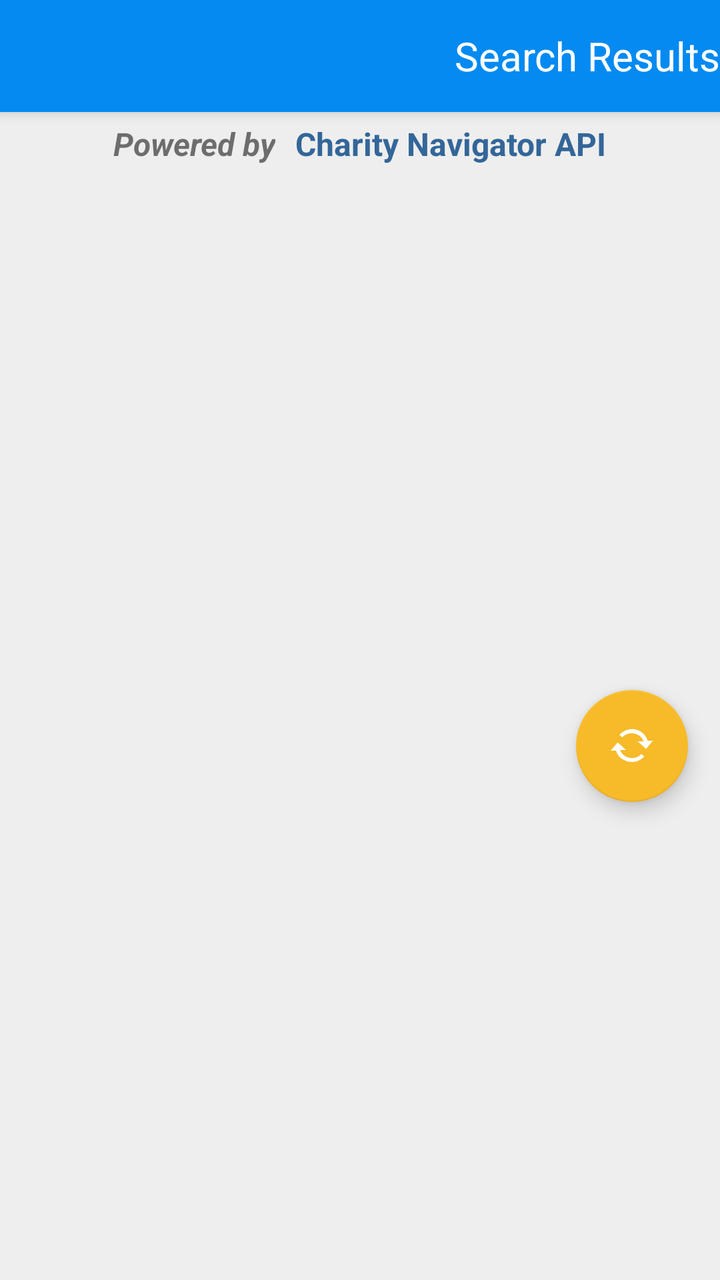
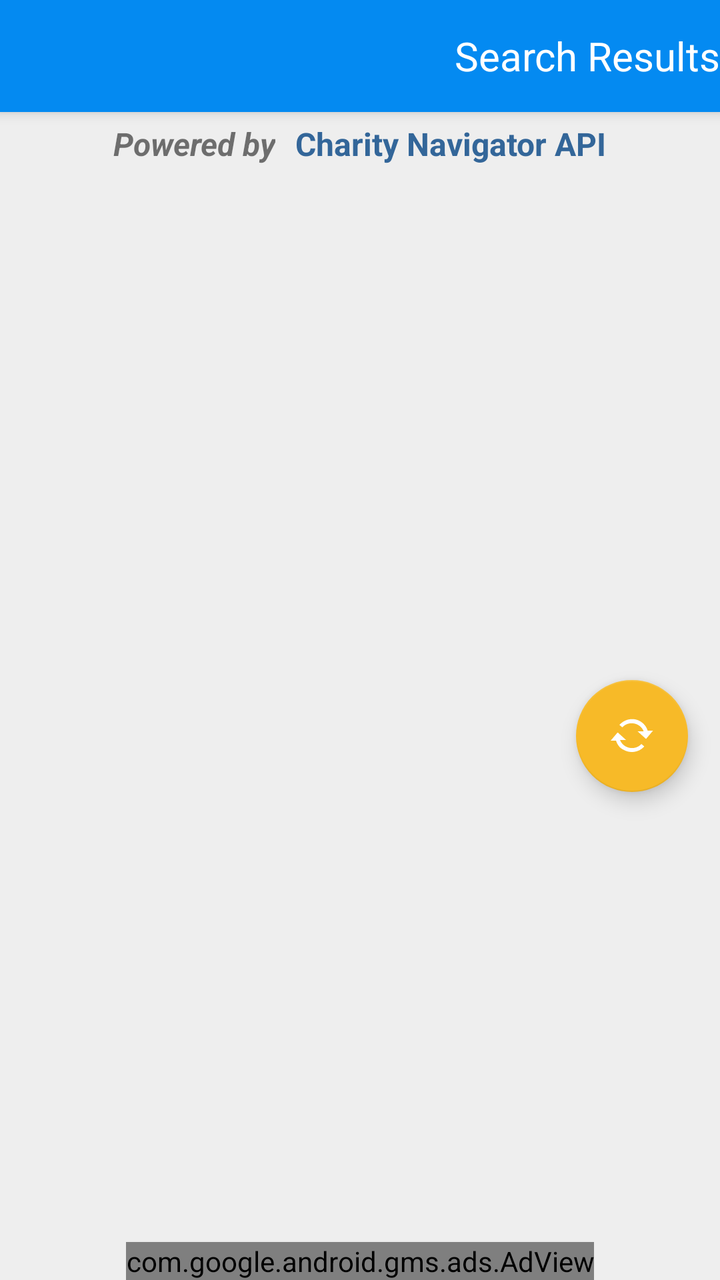

Two renders of the same Android screen: before a commit and after it. Below are the layout's source before the change and the commit's diff.
<!-- AndroidManifest.xml: activity theme AppTheme.NoActionBar -->
<!-- res/layout/activity_index.xml -->
<?xml version="1.0" encoding="utf-8"?>
<androidx.coordinatorlayout.widget.CoordinatorLayout
    xmlns:android="http://schemas.android.com/apk/res/android"
    xmlns:app="http://schemas.android.com/apk/res-auto"
    xmlns:tools="http://schemas.android.com/tools"
    android:layout_width="match_parent"
    android:layout_height="match_parent"
    android:fitsSystemWindows="true"
    tools:context=".view.IndexActivity">

    <LinearLayout
        android:layout_width="match_parent"
        android:layout_height="match_parent"
        android:orientation="vertical"
        app:layout_behavior="@string/appbar_scrolling_view_behavior">

        <LinearLayout
            android:layout_width="match_parent"
            android:layout_height="50dp"
            android:paddingStart="40dp"
            android:paddingEnd="40dp"
            android:gravity="center"
            android:background="@color/colorChalk"
            android:orientation="horizontal">

            <TextView
                android:layout_width="wrap_content"
                android:layout_height="match_parent"
                android:textSize="@dimen/text_size_paragraph"
                android:padding="5dp"
                android:textStyle="italic|bold"
                android:text="Powered by"/>

            <TextView
                android:layout_width="wrap_content"
                android:layout_height="match_parent"
                android:textSize="@dimen/text_size_paragraph"
                android:padding="5dp"
                android:textStyle="bold"
                android:textColor="#336699"
                android:text="Charity Navigator API"/>

        </LinearLayout>

        <LinearLayout
            android:layout_width="match_parent"
            android:layout_height="match_parent"
            android:orientation="horizontal">

            <FrameLayout
                android:id="@+id/spawn_list_container"
                android:layout_width="match_parent"
                android:layout_height="match_parent">


                <androidx.recyclerview.widget.RecyclerView
                    android:id="@+id/spawn_list"
                    android:layout_width="match_parent"
                    android:layout_height="match_parent"
                    android:background="@color/colorChalk"
                    app:layoutManager="androidx.recyclerview.widget.LinearLayoutManager"
                    tools:context=".view.IndexActivity"
                    tools:listitem="@layout/item_index"/>

                <ProgressBar
                    android:id="@+id/spawn_progress"
                    android:layout_width="80dp"
                    android:layout_height="80dp"
                    android:layout_gravity="center"
                    android:visibility="gone"/>

                <com.google.android.material.floatingactionbutton.FloatingActionButton
                    android:id="@+id/spawn_fab"
                    android:layout_width="wrap_content"
                    android:layout_height="wrap_content"
                    android:layout_gravity="center_vertical|end"
                    android:layout_marginEnd="@dimen/fab_margin"
                    android:backgroundTint="@color/colorCheer"
                    app:srcCompat="@drawable/action_sync"
                    android:contentDescription="@string/description_refresh_button"/>
            </FrameLayout>

            <FrameLayout
                android:id="@+id/spawn_detail_container"
                android:layout_width="match_parent"
                android:layout_height="match_parent"
                android:visibility="gone"
                android:background="@color/colorNeutralLight"
                app:layout_behavior="@string/appbar_scrolling_view_behavior" />

        </LinearLayout>

<com.google.android.gms.ads.AdView

    xmlns:ads="http://schemas.android.com/apk/res-auto"
    android:id="@+id/index_banner"
    android:layout_width="wrap_content"
    android:layout_height="wrap_content"
    android:layout_gravity="center_horizontal|bottom"
    ads:adSize="BANNER"
    ads:adUnitId="@string/am_banner_id"/>

    </LinearLayout>

    <com.google.android.material.appbar.AppBarLayout
    android:id="@+id/spawn_appbar"
    android:layout_width="match_parent"
    android:layout_height="wrap_content"
    android:theme="@style/AppTheme.AppBarOverlay">

        <androidx.appcompat.widget.Toolbar
        android:id="@+id/spawn_toolbar"
        android:layout_width="match_parent"
        android:layout_height="?attr/actionBarSize"
        app:popupTheme="@style/AppTheme.PopupOverlay">

            <TextView
            android:layout_width="match_parent"
            android:layout_height="match_parent"
            android:gravity="end|center_vertical"
            android:textSize="@dimen/text_size_paragraph_title"
            android:textColor="#fff"
            android:text="@string/title_activity_index"
            style="@style/AppTheme.AppBarOverlay"/>

        </androidx.appcompat.widget.Toolbar>

    </com.google.android.material.appbar.AppBarLayout>

</androidx.coordinatorlayout.widget.CoordinatorLayout>
<!-- res/layout/item_index.xml (included above) -->
<?xml version="1.0" encoding="utf-8"?>
<androidx.constraintlayout.widget.ConstraintLayout
    xmlns:android="http://schemas.android.com/apk/res/android"
    xmlns:app="http://schemas.android.com/apk/res-auto"
    android:id="@+id/spawn_item_view"
    android:layout_width="match_parent"
    android:layout_height="125dp"
    android:layout_margin="2dp"
    android:background="#fff">

        <TextView
            android:id="@+id/spawn_item_primary"
            android:layout_width="0dp"
            android:layout_height="55dp"
            android:layout_margin="4dp"
            android:ellipsize="end"
            android:scrollHorizontally="true"
            android:textAppearance="?attr/textAppearanceListItem"
            android:textSize="@dimen/text_size_paragraph_title"
            app:layout_constraintEnd_toEndOf="parent"
            app:layout_constraintHorizontal_bias="0.473"
            app:layout_constraintStart_toStartOf="parent"
            app:layout_constraintTop_toTopOf="parent" />

        <LinearLayout
            android:id="@+id/spawn_item_details"
            android:layout_width="0dp"
            android:layout_height="64dp"
            android:orientation="vertical"
            android:layout_margin="4dp"
            app:layout_constraintHorizontal_bias="1.0"
            app:layout_constraintEnd_toStartOf="@+id/relativeLayout"
            app:layout_constraintStart_toStartOf="parent"
            app:layout_constraintTop_toBottomOf="@+id/spawn_item_primary"
            app:layout_constraintBottom_toBottomOf="parent">

            <TextView
                android:id="@+id/spawn_item_secondary"
                android:layout_width="match_parent"
                android:layout_height="32dp"
                android:textAppearance="?attr/textAppearanceListItem" />

            <TextView
                android:id="@+id/spawn_item_tertiary"
                android:layout_width="match_parent"
                android:layout_height="32dp"
                android:textAppearance="?attr/textAppearanceListItem"/>

        </LinearLayout>

        <RelativeLayout
            android:id="@+id/relativeLayout"
            android:layout_width="77dp"
            android:layout_height="62dp"
            android:layout_margin="4dp"
            app:layout_constraintBottom_toBottomOf="parent"
            app:layout_constraintEnd_toEndOf="parent"
            app:layout_constraintHorizontal_bias="1.0"
            app:layout_constraintStart_toEndOf="@+id/spawn_item_details">

            <ImageView
                android:id="@+id/spawn_item_logo"
                android:layout_width="wrap_content"
                android:layout_height="300dp"
                android:adjustViewBounds="true"
                android:contentDescription="@string/description_charity_logo" />

        </RelativeLayout>

</androidx.constraintlayout.widget.ConstraintLayout>
<!-- resources referenced by this layout -->
<resources>
  <color name="colorChalk">#EEE</color>
  <color name="colorCheer">#F7BA28</color>
  <color name="colorNeutralLight">#DDD</color>
  <dimen name="fab_margin">16dp</dimen>
  <dimen name="text_size_paragraph">16sp</dimen>
  <dimen name="text_size_paragraph_title">20sp</dimen>
  <!-- drawable action_sync: png bitmap (drawable-hdpi, 1012 bytes) -->
  <string name="description_charity_logo">This is the logo that corresponds to the listed charity</string>
  <string name="description_refresh_button">Press this button to refresh the list of charities</string>
  <string name="title_activity_index">Search Results</string>
  <style name="AppTheme.AppBarOverlay" parent="ThemeOverlay.AppCompat.Dark.ActionBar" />
  <style name="AppTheme.PopupOverlay" parent="@android:style/Widget.PopupMenu">
          <item name="android:background">@color/colorPrimary</item>
      </style>
  <style name="AppTheme.NoActionBar">
          <item name="windowActionBar">false</item>
          <item name="windowNoTitle">true</item>
      </style>
  <color name="colorPrimary">#048AF1</color>
</resources>

<!-- the commit's change to res/layout/activity_index.xml (unified diff, before → after) -->
@@ -8,124 +8,124 @@
     android:fitsSystemWindows="true"
     tools:context=".view.IndexActivity">
 
-    <LinearLayout
+    <com.google.android.material.appbar.AppBarLayout
+        android:id="@+id/spawn_appbar"
         android:layout_width="match_parent"
-        android:layout_height="match_parent"
-        android:orientation="vertical"
-        app:layout_behavior="@string/appbar_scrolling_view_behavior">
-
-        <LinearLayout
+        android:layout_height="wrap_content"
+        android:theme="@style/AppTheme.AppBarOverlay">
+
+        <androidx.appcompat.widget.Toolbar
+            android:id="@+id/spawn_toolbar"
             android:layout_width="match_parent"
-            android:layout_height="50dp"
-            android:paddingStart="40dp"
-            android:paddingEnd="40dp"
-            android:gravity="center"
-            android:background="@color/colorChalk"
-            android:orientation="horizontal">
+            android:layout_height="?attr/actionBarSize"
+            app:popupTheme="@style/AppTheme.PopupOverlay">
 
             <TextView
-                android:layout_width="wrap_content"
+                android:layout_width="match_parent"
                 android:layout_height="match_parent"
-                android:textSize="@dimen/text_size_paragraph"
-                android:padding="5dp"
-                android:textStyle="italic|bold"
-                android:text="Powered by"/>
-
-            <TextView
-                android:layout_width="wrap_content"
-                android:layout_height="match_parent"
-                android:textSize="@dimen/text_size_paragraph"
-                android:padding="5dp"
-                android:textStyle="bold"
-                android:textColor="#336699"
-                android:text="Charity Navigator API"/>
-
-        </LinearLayout>
+                android:gravity="end|center_vertical"
+                android:textSize="@dimen/text_size_paragraph_title"
+                android:textColor="#fff"
+                android:text="@string/title_activity_index"
+                style="@style/AppTheme.AppBarOverlay"/>
+
+        </androidx.appcompat.widget.Toolbar>
+
+    </com.google.android.material.appbar.AppBarLayout>
 
         <LinearLayout
             android:layout_width="match_parent"
             android:layout_height="match_parent"
-            android:orientation="horizontal">
-
-            <FrameLayout
-                android:id="@+id/spawn_list_container"
-                android:layout_width="match_parent"
-                android:layout_height="match_parent">
-
-
-                <androidx.recyclerview.widget.RecyclerView
-                    android:id="@+id/spawn_list"
+            android:orientation="vertical"
+            app:layout_behavior="@string/appbar_scrolling_view_behavior">
+
+            <LinearLayout
+                android:layout_width="match_parent"
+                android:layout_height="40dp"
+                android:paddingStart="40dp"
+                android:paddingEnd="40dp"
+                android:gravity="center"
+                android:background="@color/colorChalk"
+                android:orientation="horizontal">
+
+                <TextView
+                    android:layout_width="wrap_content"
+                    android:layout_height="match_parent"
+                    android:textSize="@dimen/text_size_paragraph"
+                    android:padding="5dp"
+                    android:textStyle="italic|bold"
+                    android:text="Powered by"/>
+
+                <TextView
+                    android:layout_width="wrap_content"
+                    android:layout_height="match_parent"
+                    android:textSize="@dimen/text_size_paragraph"
+                    android:padding="5dp"
+                    android:textStyle="bold"
+                    android:textColor="#336699"
+                    android:text="Charity Navigator API"/>
+
+            </LinearLayout>
+
+            <LinearLayout
+                android:layout_width="match_parent"
+                android:layout_height="match_parent"
+                android:orientation="horizontal">
+
+                <FrameLayout
+                    android:id="@+id/spawn_list_container"
+                    android:layout_width="match_parent"
+                    android:layout_height="match_parent">
+
+
+                    <androidx.recyclerview.widget.RecyclerView
+                        android:id="@+id/spawn_list"
+                        android:layout_width="match_parent"
+                        android:layout_height="match_parent"
+                        android:background="@color/colorChalk"
+                        app:layoutManager="androidx.recyclerview.widget.LinearLayoutManager"
+                        tools:context=".view.IndexActivity"
+                        tools:listitem="@layout/item_index"/>
+
+                    <ProgressBar
+                        android:id="@+id/spawn_progress"
+                        android:layout_width="80dp"
+                        android:layout_height="80dp"
+                        android:layout_gravity="center"
+                        android:visibility="gone"/>
+
+                    <com.google.android.material.floatingactionbutton.FloatingActionButton
+                        android:id="@+id/spawn_fab"
+                        android:layout_width="wrap_content"
+                        android:layout_height="wrap_content"
+                        android:layout_gravity="center_vertical|end"
+                        android:layout_marginEnd="@dimen/fab_margin"
+                        android:backgroundTint="@color/colorCheer"
+                        app:srcCompat="@drawable/action_sync"
+                        android:contentDescription="@string/description_refresh_button"/>
+                </FrameLayout>
+
+                <FrameLayout
+                    android:id="@+id/spawn_detail_container"
                     android:layout_width="match_parent"
                     android:layout_height="match_parent"
-                    android:background="@color/colorChalk"
-                    app:layoutManager="androidx.recyclerview.widget.LinearLayoutManager"
-                    tools:context=".view.IndexActivity"
-                    tools:listitem="@layout/item_index"/>
-
-                <ProgressBar
-                    android:id="@+id/spawn_progress"
-                    android:layout_width="80dp"
-                    android:layout_height="80dp"
-                    android:layout_gravity="center"
-                    android:visibility="gone"/>
-
-                <com.google.android.material.floatingactionbutton.FloatingActionButton
-                    android:id="@+id/spawn_fab"
-                    android:layout_width="wrap_content"
-                    android:layout_height="wrap_content"
-                    android:layout_gravity="center_vertical|end"
-                    android:layout_marginEnd="@dimen/fab_margin"
-                    android:backgroundTint="@color/colorCheer"
-                    app:srcCompat="@drawable/action_sync"
-                    android:contentDescription="@string/description_refresh_button"/>
-            </FrameLayout>
-
-            <FrameLayout
-                android:id="@+id/spawn_detail_container"
-                android:layout_width="match_parent"
-                android:layout_height="match_parent"
-                android:visibility="gone"
-                android:background="@color/colorNeutralLight"
-                app:layout_behavior="@string/appbar_scrolling_view_behavior" />
+                    android:visibility="gone"
+                    android:background="@color/colorNeutralLight"
+                    app:layout_behavior="@string/appbar_scrolling_view_behavior" />
+
+            </LinearLayout>
 
         </LinearLayout>
 
-<com.google.android.gms.ads.AdView
-
-    xmlns:ads="http://schemas.android.com/apk/res-auto"
-    android:id="@+id/index_banner"
-    android:layout_width="wrap_content"
-    android:layout_height="wrap_content"
-    android:layout_gravity="center_horizontal|bottom"
-    ads:adSize="BANNER"
-    ads:adUnitId="@string/am_banner_id"/>
-
-    </LinearLayout>
-
-    <com.google.android.material.appbar.AppBarLayout
-    android:id="@+id/spawn_appbar"
-    android:layout_width="match_parent"
-    android:layout_height="wrap_content"
-    android:theme="@style/AppTheme.AppBarOverlay">
-
-        <androidx.appcompat.widget.Toolbar
-        android:id="@+id/spawn_toolbar"
-        android:layout_width="match_parent"
-        android:layout_height="?attr/actionBarSize"
-        app:popupTheme="@style/AppTheme.PopupOverlay">
-
-            <TextView
-            android:layout_width="match_parent"
-            android:layout_height="match_parent"
-            android:gravity="end|center_vertical"
-            android:textSize="@dimen/text_size_paragraph_title"
-            android:textColor="#fff"
-            android:text="@string/title_activity_index"
-            style="@style/AppTheme.AppBarOverlay"/>
-
-        </androidx.appcompat.widget.Toolbar>
-
-    </com.google.android.material.appbar.AppBarLayout>
+    <com.google.android.gms.ads.AdView
+
+        xmlns:ads="http://schemas.android.com/apk/res-auto"
+        android:id="@+id/index_banner"
+        android:layout_width="wrap_content"
+        android:layout_height="wrap_content"
+        android:layout_gravity="center_horizontal|bottom"
+        ads:adSize="BANNER"
+        ads:adUnitId="@string/am_banner_id"/>
 
 </androidx.coordinatorlayout.widget.CoordinatorLayout>
 <!-- res/layout/item_index.xml (included above) -->
